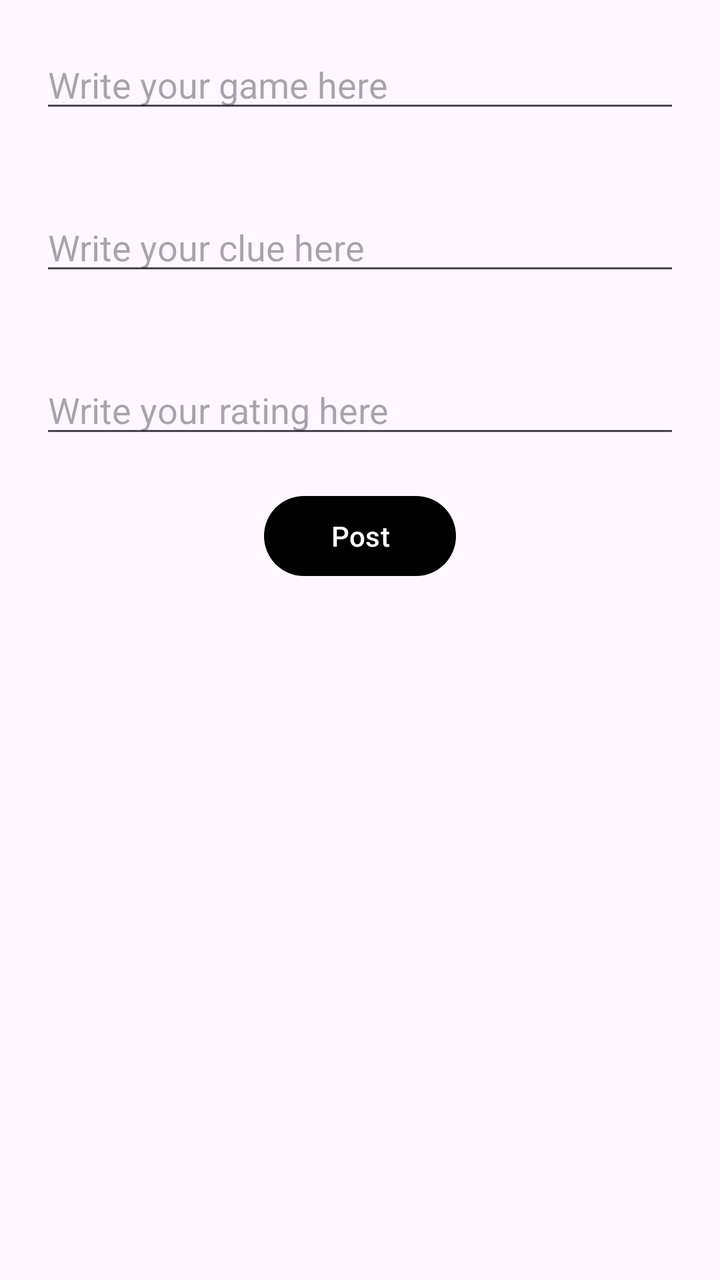
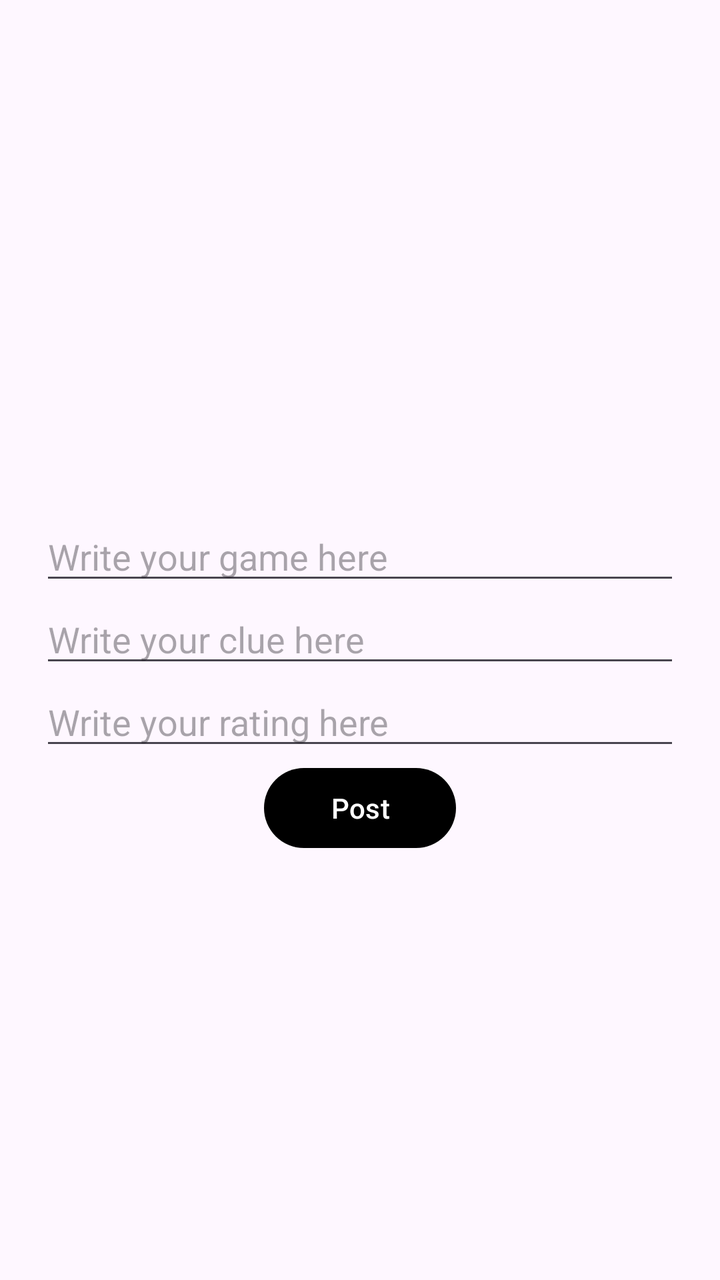

Before-and-after screenshots of an Android layout around one commit, followed by the original layout XML and the change that was made.
<!-- AndroidManifest.xml: application theme Theme.TheApp -->
<!-- res/layout/fragment_create.xml -->
<?xml version="1.0" encoding="utf-8"?>
<LinearLayout xmlns:android="http://schemas.android.com/apk/res/android"
    xmlns:tools="http://schemas.android.com/tools"
    android:layout_width="match_parent"
    android:layout_height="match_parent"
    android:orientation="vertical"
    tools:context=".CreateFragment">

    <EditText
        android:id="@+id/gameField"
        android:layout_width="match_parent"
        android:layout_height="wrap_content"
        android:layout_gravity="center"
        android:layout_margin="20dp"
        android:hint="@string/edit_game"/>

    <EditText
        android:id="@+id/clueField"
        android:layout_width="match_parent"
        android:layout_height="wrap_content"
        android:layout_gravity="center"
        android:layout_margin="20dp"
        android:hint="@string/edit_clue" />
    
    <EditText
        android:id="@+id/ratingField"
        android:layout_width="match_parent"
        android:layout_height="wrap_content"
        android:layout_gravity="center"
        android:layout_margin="20dp"
        android:hint="@string/edit_rating" />
    
    <Button
        android:id="@+id/postButton"
        android:layout_width="96dp"
        android:layout_height="48dp"
        android:layout_gravity="center"
        android:text="@string/post_button" />

</LinearLayout>
<!-- resources referenced by this layout -->
<resources>
  <string name="edit_clue">Write your clue here</string>
  <string name="edit_game">Write your game here</string>
  <string name="edit_rating">Write your rating here</string>
  <string name="post_button">Post</string>
  <style name="Theme.TheApp" parent="Base.Theme.TheApp" />
  <style name="Base.Theme.TheApp" parent="Theme.Material3.DayNight.NoActionBar">
          
          
          <item name="colorPrimary">@color/primary</item>
          <item name="colorOnPrimary">@color/on_primary</item>
      </style>
  <color name="primary">#000000</color>
  <color name="on_primary">#FFFFFF</color>
</resources>

<!-- the commit's change to res/layout/fragment_create.xml (unified diff, before → after) -->
@@ -11,7 +11,8 @@
         android:layout_width="match_parent"
         android:layout_height="wrap_content"
         android:layout_gravity="center"
-        android:layout_margin="20dp"
+        android:layout_marginHorizontal="20dp"
+        android:layout_marginTop="256dp"
         android:hint="@string/edit_game"/>
 
     <EditText
@@ -19,7 +20,7 @@
         android:layout_width="match_parent"
         android:layout_height="wrap_content"
         android:layout_gravity="center"
-        android:layout_margin="20dp"
+        android:layout_marginHorizontal="20dp"
         android:hint="@string/edit_clue" />
     
     <EditText
@@ -27,7 +28,7 @@
         android:layout_width="match_parent"
         android:layout_height="wrap_content"
         android:layout_gravity="center"
-        android:layout_margin="20dp"
+        android:layout_marginHorizontal="20dp"
         android:hint="@string/edit_rating" />
     
     <Button
